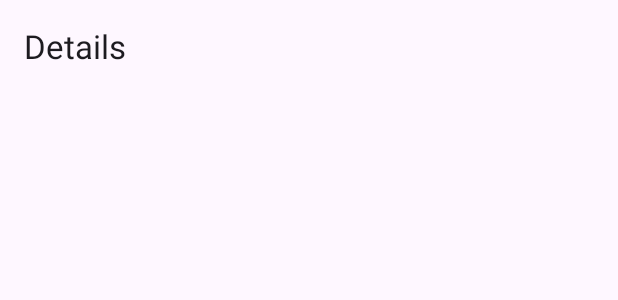
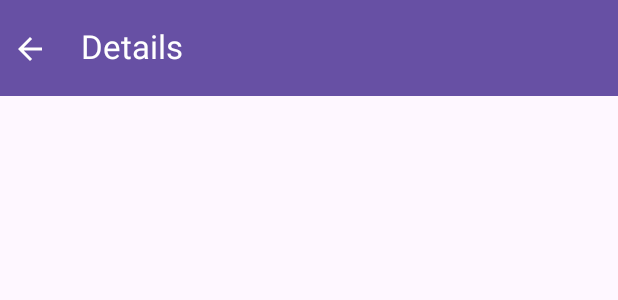
Before and after one commit to pato7755/cryptocurrency-monitor, an Android app built with Jetpack Compose: the @Preview function PreviewAssetDetailsScreen, on a phone screen of 412 x 824 dp. Shown: the top 300 px of the screen. Run offline under Robolectric (Android 15) with nearby library versions, the phone set to English and light mode, and no system bars; our stand-ins replace Dagger/Hilt's generated code; 2 statements that could not run were skipped.

Commit message:
Customise TopAppBar UI and actions for both screens

```diff
--- a/app/src/main/java/com/whitebox/cryptocurrencymonitor/ui/assetdetail/AssetDetailScreen.kt
+++ b/app/src/main/java/com/whitebox/cryptocurrencymonitor/ui/assetdetail/AssetDetailScreen.kt
@@ -1,19 +1,29 @@
 package com.whitebox.cryptocurrencymonitor.ui.assetdetail
 
+import androidx.compose.foundation.background
 import androidx.compose.foundation.layout.Column
 import androidx.compose.foundation.layout.Spacer
 import androidx.compose.foundation.layout.fillMaxSize
 import androidx.compose.foundation.layout.height
 import androidx.compose.foundation.layout.padding
+import androidx.compose.foundation.layout.size
+import androidx.compose.material.icons.Icons
+import androidx.compose.material.icons.filled.ArrowBack
+import androidx.compose.material.icons.filled.Favorite
+import androidx.compose.material.icons.filled.Search
 import androidx.compose.material3.ExperimentalMaterial3Api
+import androidx.compose.material3.Icon
+import androidx.compose.material3.IconButton
 import androidx.compose.material3.MaterialTheme
 import androidx.compose.material3.Scaffold
 import androidx.compose.material3.Text
 import androidx.compose.material3.TopAppBar
+import androidx.compose.material3.TopAppBarDefaults
 import androidx.compose.runtime.Composable
 import androidx.compose.runtime.getValue
 import androidx.compose.ui.Alignment
 import androidx.compose.ui.Modifier
+import androidx.compose.ui.graphics.Color
 import androidx.compose.ui.text.font.FontWeight
 import androidx.compose.ui.tooling.preview.Preview
 import androidx.compose.ui.unit.dp
@@ -32,15 +42,7 @@ fun AssetDetailScreen(
     val assetDetailState by viewModel.assetDetailsState.collectAsStateWithLifecycle()
     val exchangeRateState by viewModel.exchangeRateState.collectAsStateWithLifecycle()
     Scaffold(
-        topBar = {
-            TopAppBar(
-                title = {
-                    Text(
-                        text = "Details",
-                    )
-                }
-            )
-        },
+        topBar = { AppBar(onBack = onBack) },
         modifier = Modifier.fillMaxSize()
     ) { paddingValues ->
         Column(
@@ -110,6 +112,37 @@ fun AssetDetailScreen(
     }
 }
 
+@ExperimentalMaterial3Api
+@Composable
+fun AppBar (
+    onBack: () -> Unit
+) {
+    TopAppBar(
+            title = { Text(text = "Details", color = Color.White) },
+            modifier = Modifier.background(MaterialTheme.colorScheme.primary),
+            colors = TopAppBarDefaults.smallTopAppBarColors(
+                containerColor = MaterialTheme.colorScheme.primary,
+                titleContentColor = Color.White,
+                navigationIconContentColor = Color.White,
+                actionIconContentColor = Color.White
+            ),
+            navigationIcon = {
+                IconButton(
+                    onClick = { onBack() },
+                    modifier = Modifier
+                        .padding(end = 16.dp)
+                        .size(30.dp)
+                ) {
+                    Icon(
+                        imageVector = Icons.Default.ArrowBack,
+                        contentDescription = "Back",
+                        tint = Color.White
+                    )
+                }
+            }
+        )
+}
+
 @OptIn(ExperimentalMaterial3Api::class)
 @Composable
 @Preview
```
Also changed, not shown: app/src/main/java/com/whitebox/cryptocurrencymonitor/ui/assets/AssetScreen.kt (+46 -9 lines).
